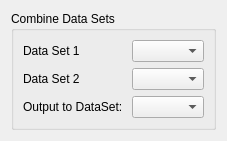
Old version of the form ui/CombineDataSets.ui in the repository tthatcher95/PyHAT_Point_Spectra_GUI.
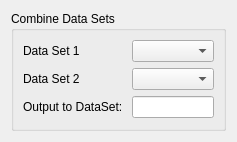
New version of the form.

Commit message:
Make combine data sets work
Allow user to specify name of new data set, and make it a spectral data
object, not just a data frame.

```diff
--- a/ui/CombineDataSets.ui
+++ b/ui/CombineDataSets.ui
@@ -2,6 +2,14 @@
 <ui version="4.0">
  <class>Form</class>
  <widget class="QWidget" name="Form">
+  <property name="geometry">
+   <rect>
+    <x>0</x>
+    <y>0</y>
+    <width>237</width>
+    <height>142</height>
+   </rect>
+  </property>
   <property name="windowTitle">
    <string>Form</string>
   </property>
@@ -40,7 +48,7 @@
        </widget>
       </item>
       <item row="2" column="1">
-       <widget class="QComboBox" name="outputToDataSetComboBox"/>
+       <widget class="QLineEdit" name="outputToDataSetLineEdit"/>
       </item>
      </layout>
     </widget>
```
The commit also changes 2 other files.
